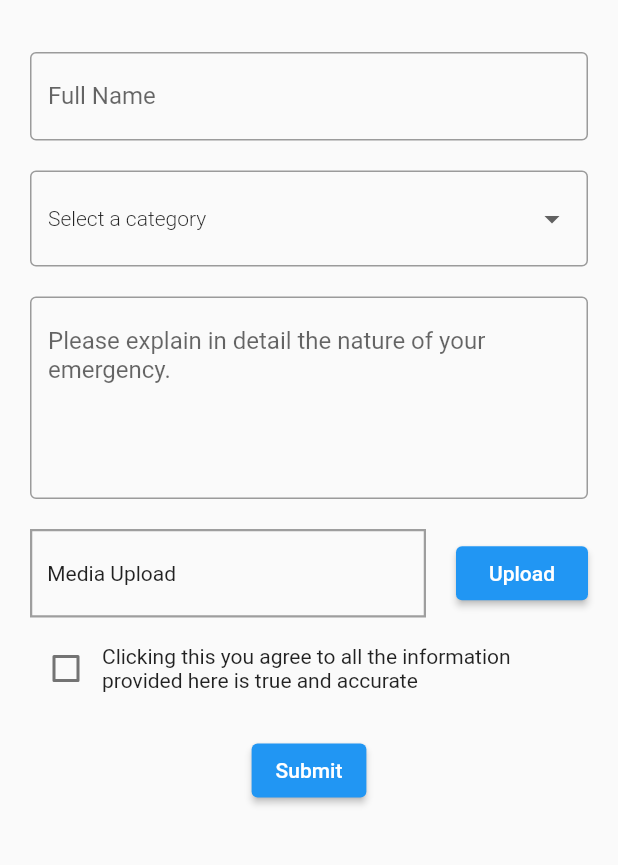
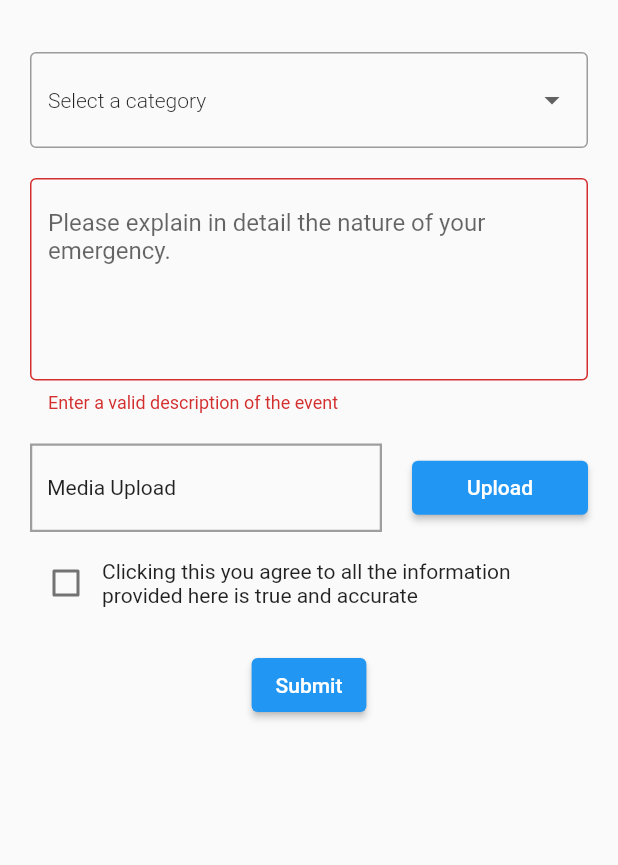
Before and after one commit to devshally/IR, a Flutter app: the HomeScreen screen opened by its route, after a tap on "Submit", on a phone screen of 412 x 824 dp, the part 143-1008 px from its top. Run offline on Flutter 3.47's test engine with Material 2 defaults, Android fonts, the light colour scheme and no system bars; our stand-ins replace bloc, cloud_firestore, equatable, firebase_auth, firebase_core, flutter_bloc and 2 more; missing offline and left inert: geocoder; accounts and stored records are empty; Roboto replaces fonts that are missing (Poppins).

Commit message:
Auth, Incident & Profile. Added app icon and firebase storage

```diff
--- a/lib/app/core/index.dart
+++ b/lib/app/core/index.dart
@@ -65,7 +65,7 @@ class _IndexState extends State<Index> {
 
   static final List<Widget> _pages = <Widget>[
     const HomeScreen(),
-    const ReportScreen(),
+    ReportScreen(),
     const ProfileScreen(),
   ];
 }
--- a/lib/app/features/authentication/presentation/cubit/authentication_state.dart
+++ b/lib/app/features/authentication/presentation/cubit/authentication_state.dart
@@ -19,6 +19,18 @@ class Error extends AuthenticationState {
   const Error(this.message);
 
   final String message;
+
+  @override
+  List<Object> get props => [message];
+}
+
+class UserProfile extends AuthenticationState {
+  const UserProfile(this.user);
+
+  final UserData user;
+
+  @override
+  List<Object> get props => [user];
 }
 
 class EmailVerified extends AuthenticationState {}
--- a/lib/app/features/authentication/presentation/pages/signup.dart
+++ b/lib/app/features/authentication/presentation/pages/signup.dart
@@ -8,6 +8,7 @@ import 'package:incident_report/app/features/authentication/presentation/widgets
 
 ///
 class SignUpScreen extends StatelessWidget {
+  final TextEditingController fullNameController = TextEditingController();
   final TextEditingController usernameController = TextEditingController();
   final TextEditingController emailController = TextEditingController();
   final TextEditingController phoneController = TextEditingController();
@@ -62,6 +63,7 @@ class SignUpScreen extends StatelessWidget {
               style: TextStyle(fontSize: 24, color: Colors.blue.shade400),
             ),
           ),
+          TextFieldWidget(controller: fullNameController, label: 'Full Name'),
           TextFieldWidget(
             label: 'Username',
             controller: usernameController,
@@ -142,6 +144,7 @@ class SignUpScreen extends StatelessWidget {
                   passwordController.text,
                   usernameController.text,
                   phoneController.text,
+                  fullNameController.text,
                 );
               }
             },
--- a/lib/app/features/incident/presentation/cubit/incident_state.dart
+++ b/lib/app/features/incident/presentation/cubit/incident_state.dart
@@ -1,3 +1,5 @@
+// ignore_for_file: public_member_api_docs, sort_constructors_first
+
 part of 'incident_cubit.dart';
 
 abstract class IncidentState extends Equatable {
@@ -8,3 +10,17 @@ abstract class IncidentState extends Equatable {
 }
 
 class IncidentInitial extends IncidentState {}
+
+class IncidentLoading extends IncidentState {}
+
+class IncidentLoaded extends IncidentState {
+  const IncidentLoaded(this.message);
+
+  final String message;
+}
+
+class Error extends IncidentState {
+  final String message;
+
+  const Error(this.message);
+}
--- a/lib/app/features/incident/presentation/pages/home.dart
+++ b/lib/app/features/incident/presentation/pages/home.dart
@@ -1,7 +1,9 @@
 // ignore_for_file: public_member_api_docs, sort_constructors_first, must_be_immutable
 
 import 'package:flutter/material.dart';
-import 'package:incident_report/app/features/authentication/presentation/widgets/textfield_widget.dart';
+import 'package:flutter_bloc/flutter_bloc.dart';
+import 'package:incident_report/app/features/incident/presentation/cubit/incident_cubit.dart';
+
 import 'package:incident_report/app/features/incident/presentation/widgets/dropdown_widget.dart';
 import 'package:incident_report/app/features/incident/presentation/widgets/multitextfield.dart';
 
@@ -13,8 +15,8 @@ class HomeScreen extends StatefulWidget {
 }
 
 class _HomeScreenState extends State<HomeScreen> {
-  final TextEditingController fullNameController = TextEditingController();
   final TextEditingController descriptionController = TextEditingController();
+  final formGlobalKey = GlobalKey<FormState>();
   bool checked = false;
 
   String category = 'Select a category';
@@ -28,22 +30,48 @@ class _HomeScreenState extends State<HomeScreen> {
         title: Image.asset('assets/images/irlogo.png', height: 90),
         toolbarHeight: 100,
       ),
-      body: SingleChildScrollView(
+      body: BlocConsumer<IncidentCubit, IncidentState>(
+        listener: (context, state) {
+          if (state is IncidentLoaded) {
+            ScaffoldMessenger.of(context)
+                .showSnackBar(SnackBar(content: Text(state.message)));
+          } else if (state is Error) {
+            ScaffoldMessenger.of(context)
+                .showSnackBar(SnackBar(content: Text(state.message)));
+          }
+        },
+        builder: (context, state) {
+          if (state is IncidentLoading) {
+            return const Center(child: CircularProgressIndicator());
+          }
+          return SingleChildScrollView(
             child: _buildBody(),
+          );
+        },
       ),
     );
   }
 
   Widget _buildBody() {
-    return Padding(
+    return Form(
+      key: formGlobalKey,
+      child: Padding(
         padding: const EdgeInsets.all(20),
         child: Column(
           children: [
-          TextFieldWidget(controller: fullNameController, label: 'Full Name'),
             Padding(
               padding: const EdgeInsets.symmetric(vertical: 10),
               child: DropDownWidget(
-              items: const ['Select a category', 'Fire', 'Accident'],
+                items: const [
+                  'Select a category',
+                  'Fire',
+                  'Rape',
+                  'Police Brutality',
+                  'Vehicle Accident',
+                  'Natural Disaster',
+                  'Misconduct',
+                  'Others',
+                ],
                 hint: 'Select a category',
                 value: category,
                 onChanged: (value) {
@@ -57,6 +85,13 @@ class _HomeScreenState extends State<HomeScreen> {
               padding: const EdgeInsets.symmetric(vertical: 10),
               child: MultiLineTextField(
                 controller: descriptionController,
+                validator: (description) {
+                  if (description!.length < 6) {
+                    return 'Enter a valid description of the event';
+                  } else {
+                    return null;
+                  }
+                },
               ),
             ),
             _buildMediaRow(),
@@ -64,11 +99,28 @@ class _HomeScreenState extends State<HomeScreen> {
             Padding(
               padding: const EdgeInsets.only(top: 20),
               child: ElevatedButton(
-              onPressed: () {},
+                onPressed: () {
+                  if (formGlobalKey.currentState!.validate()) {
+                    formGlobalKey.currentState!.save();
+                    if (checked == false) {
+                      ScaffoldMessenger.of(context).showSnackBar(
+                        const SnackBar(
+                          content: Text('Kindly check the box to confirm.'),
+                        ),
+                      );
+                    } else {
+                      BlocProvider.of<IncidentCubit>(context).reportIncident(
+                        category,
+                        descriptionController.text,
+                      );
+                    }
+                  }
+                },
                 child: const Text('Submit'),
               ),
             ),
           ],
+        ),
       ),
     );
   }
@@ -79,7 +131,7 @@ class _HomeScreenState extends State<HomeScreen> {
       child: Row(
         children: [
           Expanded(
-            flex: 3,
+            flex: 2,
             child: Container(
               decoration: BoxDecoration(
                 border: Border.all(width: 1.5, color: Colors.grey),
--- a/lib/app/features/incident/presentation/widgets/multitextfield.dart
+++ b/lib/app/features/incident/presentation/widgets/multitextfield.dart
@@ -4,7 +4,8 @@ import 'package:flutter/material.dart';
 
 class MultiLineTextField extends StatelessWidget {
   final TextEditingController controller;
-  const MultiLineTextField({Key? key, required this.controller})
+  final String? Function(String?)? validator;
+  const MultiLineTextField({Key? key, required this.controller, this.validator})
       : super(key: key);
 
   @override
@@ -20,6 +21,7 @@ class MultiLineTextField extends StatelessWidget {
           ),
         ),
       ),
+      validator: validator,
     );
   }
 }
--- a/lib/main.dart
+++ b/lib/main.dart
@@ -10,6 +10,7 @@
 import 'package:incident_report/app/features/authentication/presentation/pages/email_verification.dart';
 import 'package:incident_report/app/features/authentication/presentation/pages/login.dart';
 import 'package:incident_report/app/features/authentication/presentation/pages/signup.dart';
+import 'package:incident_report/app/features/incident/presentation/cubit/incident_cubit.dart';
 import 'package:incident_report/app/features/incident/presentation/pages/home.dart';
 import 'package:incident_report/app/features/incident/presentation/pages/report.dart';
 import 'package:incident_report/app/features/profile/presentation/pages/profile.dart';
@@ -45,7 +46,7 @@
       GoRoute(
         path: '/home',
         builder: (BuildContext context, GoRouterState state) =>
-             HomeScreen(),
+            const HomeScreen(),
       ),
       GoRoute(
         path: '/report',
@@ -66,6 +67,9 @@
         BlocProvider<AuthenticationCubit>(
           create: (context) => AuthenticationCubit(),
         ),
+        BlocProvider<IncidentCubit>(
+          create: (context) => IncidentCubit(),
+        ),
       ],
       child: MaterialApp.router(
         debugShowCheckedModeBanner: false,
```
Also changed, not shown: lib/app/core/location/location_services.dart (added, +46 -0 lines), lib/app/core/util/util.dart (added, +18 -0 lines), lib/app/features/authentication/domain/entities/user.dart (added, +42 -0 lines), lib/app/features/authentication/presentation/cubit/authentication_cubit.dart (+22 -3 lines), lib/app/features/authentication/presentation/pages/email_verification.dart (+6 -1 lines), lib/app/features/incident/presentation/cubit/incident_cubit.dart (+38 -0 lines), lib/app/features/incident/presentation/pages/report.dart (+22 -2 lines), lib/app/features/incident/presentation/widgets/reportcard_widget.dart (added, +60 -0 lines), lib/app/features/profile/presentation/pages/profile.dart (+53 -11 lines), pubspec.yaml (+12 -9 lines), pubspec.lock, 58 other files. Lines whose indentation alone changed are shown as unchanged.
